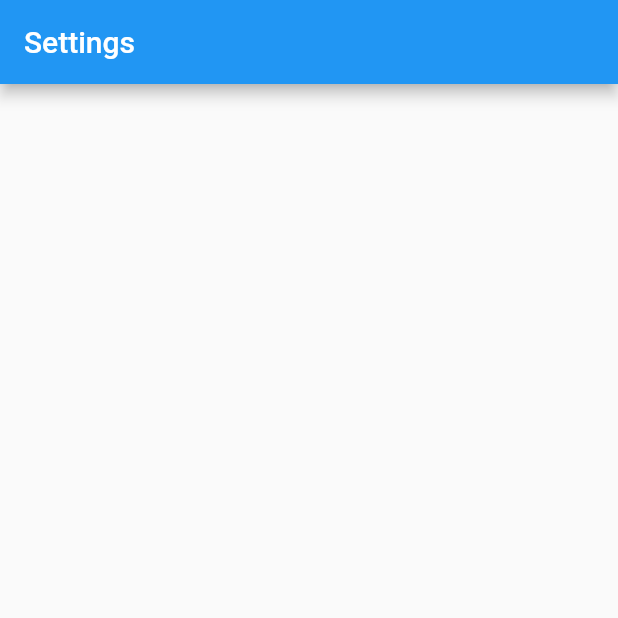
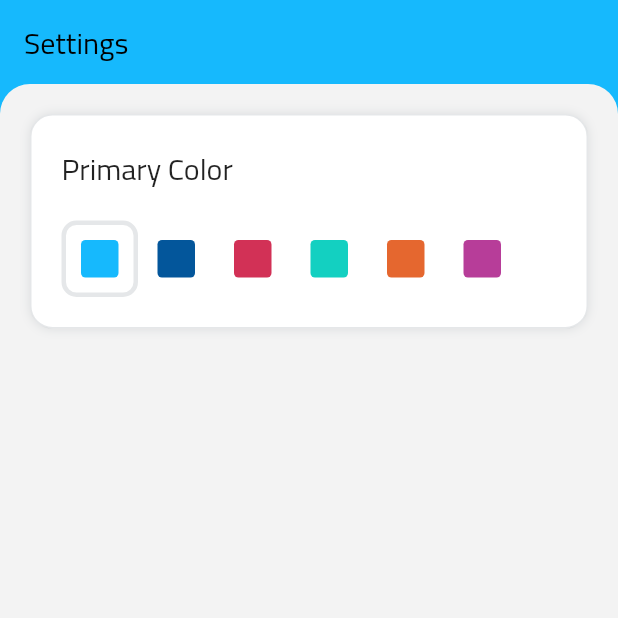
Before and after one commit to Roaa94/flutter-theme-switcher, a Flutter app: the screen it shows after launch, on a phone screen of 412 x 824 dp, the top half of it. Run offline on Flutter 3.47's test engine with Material 2 defaults, Android fonts, the phone set to English and light mode, and no system bars; our stand-ins replace get_it, hive_flutter; accounts and stored records are empty.

Commit message:
set up App with ThemeProvider and work on primary color switcher

```diff
--- a/lib/main.dart
+++ b/lib/main.dart
@@ -1,22 +1,59 @@
+import 'dart:async';
+
 import 'package:flutter/material.dart';
+import 'package:flutter_theme_switcher/presentation/providers/theme_provider.dart';
 import 'package:flutter_theme_switcher/presentation/settings/pages/settings_page.dart';
+import 'package:flutter_theme_switcher/presentation/styles/app_themes.dart';
+import 'package:flutter_theme_switcher/services/service_locator.dart';
+import 'package:flutter_theme_switcher/services/storage/storage_service.dart';
+import 'package:provider/provider.dart';
 
 void main() {
-  runApp(const MyApp());
+  runZonedGuarded<Future<void>>(() async {
+    setUpServiceLocator();
+    WidgetsFlutterBinding.ensureInitialized();
+
+    final StorageService storageService = getIt<StorageService>();
+    await storageService.init();
+
+    runApp(App(
+      storageService: storageService,
+    ));
+  }, (e, _) => throw e);
 }
 
-class MyApp extends StatelessWidget {
-  const MyApp({Key? key}) : super(key: key);
+class App extends StatelessWidget {
+  final StorageService storageService;
+
+  const App({
+    Key? key,
+    required this.storageService,
+  }) : super(key: key);
 
   @override
   Widget build(BuildContext context) {
-    return MaterialApp(
-      title: 'Flutter Theme And Primary Color Switcher',
-      debugShowCheckedModeBanner: false,
-      theme: ThemeData(
-        primarySwatch: Colors.blue,
+    return MultiProvider(
+      providers: [
+        ChangeNotifierProvider(
+          create: (_) => ThemeProvider(storageService),
+        ),
+      ],
+      child: Consumer<ThemeProvider>(
+        child: const SettingsPage(),
+        builder: (c, themeProvider, home) => MaterialApp(
+          title: 'Flutter Theme And Primary Color Switcher',
+          debugShowCheckedModeBanner: false,
+          theme: AppThemes.main(
+            primaryColor: themeProvider.selectedPrimaryColor,
+          ),
+          darkTheme: AppThemes.main(
+            isDark: true,
+            primaryColor: themeProvider.selectedPrimaryColor,
+          ),
+          themeMode: ThemeMode.system,
+          home: home,
+        ),
       ),
-      home: const SettingsPage(),
     );
   }
 }
--- a/lib/presentation/settings/pages/settings_page.dart
+++ b/lib/presentation/settings/pages/settings_page.dart
@@ -1,4 +1,7 @@
 import 'package:flutter/material.dart';
+import 'package:flutter_theme_switcher/presentation/settings/widgets/primary_color_switcher.dart';
+import 'package:flutter_theme_switcher/presentation/settings/widgets/theme_switcher.dart';
+import 'package:flutter_theme_switcher/presentation/shared/page_wrapper.dart';
 
 class SettingsPage extends StatelessWidget {
   const SettingsPage({Key? key}) : super(key: key);
@@ -6,13 +9,16 @@ class SettingsPage extends StatelessWidget {
   @override
   Widget build(BuildContext context) {
     return Scaffold(
+      backgroundColor: Theme.of(context).primaryColor,
       appBar: AppBar(
         title: const Text('Settings'),
       ),
-      body: const ClipRRect(
-        borderRadius: BorderRadius.only(
-          topRight: Radius.circular(20),
-          topLeft: Radius.circular(20),
+      body: PageWrapper(
+        body: Column(
+          children: const [
+            ThemeSwitcher(),
+            PrimaryColorSwitcher(),
+          ],
         ),
       ),
     );
--- /dev/null
+++ b/lib/presentation/settings/widgets/primary_color_option.dart
@@ -0,0 +1,40 @@
+import 'package:flutter/material.dart';
+
+class PrimaryColorOption extends StatelessWidget {
+  const PrimaryColorOption({
+    Key? key,
+    required this.color,
+    this.isSelected = false,
+    this.onTap,
+  }) : super(key: key);
+
+  final Color color;
+  final bool isSelected;
+  final VoidCallback? onTap;
+
+  @override
+  Widget build(BuildContext context) {
+    return GestureDetector(
+      onTap: onTap,
+      child: Container(
+        padding: const EdgeInsets.all(10),
+        decoration: BoxDecoration(
+          border: Border.all(
+            color:
+                isSelected ? Theme.of(context).dividerColor : Colors.transparent,
+            width: 3,
+          ),
+          borderRadius: BorderRadius.circular(10),
+        ),
+        child: Container(
+          width: 25,
+          height: 25,
+          decoration: BoxDecoration(
+            borderRadius: BorderRadius.circular(3),
+            color: color,
+          ),
+        ),
+      ),
+    );
+  }
+}
--- /dev/null
+++ b/lib/presentation/settings/widgets/primary_color_switcher.dart
@@ -0,0 +1,55 @@
+import 'package:flutter/material.dart';
+import 'package:flutter_theme_switcher/presentation/providers/theme_provider.dart';
+import 'package:flutter_theme_switcher/presentation/settings/widgets/primary_color_option.dart';
+import 'package:flutter_theme_switcher/presentation/styles/app_colors.dart';
+import 'package:provider/provider.dart';
+
+class PrimaryColorSwitcher extends StatelessWidget {
+  const PrimaryColorSwitcher({Key? key}) : super(key: key);
+
+  @override
+  Widget build(BuildContext context) {
+    return Container(
+      padding: const EdgeInsets.all(20),
+      margin: const EdgeInsets.all(20),
+      decoration: BoxDecoration(
+        color: Theme.of(context).cardColor,
+        borderRadius: BorderRadius.circular(15),
+        border: Border.all(color: Theme.of(context).dividerColor),
+        boxShadow: [
+          BoxShadow(
+            color: Theme.of(context).shadowColor,
+            blurRadius: 5,
+          ),
+        ],
+      ),
+      child: Column(
+        crossAxisAlignment: CrossAxisAlignment.stretch,
+        children: [
+          Text(
+            'Primary Color',
+            style: Theme.of(context).textTheme.headline6,
+          ),
+          const SizedBox(height: 20),
+          Consumer<ThemeProvider>(
+            builder: (c, themeProvider, _) {
+              return Wrap(
+                children: List.generate(
+                  AppColors.primaryColorOptions.length,
+                  (i) => PrimaryColorOption(
+                    color: AppColors.primaryColorOptions[i],
+                    isSelected: themeProvider.selectedPrimaryColor ==
+                        AppColors.primaryColorOptions[i],
+                    onTap: () => themeProvider.setSelectedPrimaryColor(
+                      AppColors.primaryColorOptions[i],
+                    ),
+                  ),
+                ),
+              );
+            },
+          )
+        ],
+      ),
+    );
+  }
+}
--- /dev/null
+++ b/lib/presentation/settings/widgets/theme_switcher.dart
@@ -0,0 +1,10 @@
+import 'package:flutter/material.dart';
+
+class ThemeSwitcher extends StatelessWidget {
+  const ThemeSwitcher({Key? key}) : super(key: key);
+
+  @override
+  Widget build(BuildContext context) {
+    return Container();
+  }
+}
--- /dev/null
+++ b/lib/presentation/shared/page_wrapper.dart
@@ -0,0 +1,25 @@
+import 'package:flutter/material.dart';
+
+class PageWrapper extends StatelessWidget {
+  const PageWrapper({
+    Key? key,
+    required this.body,
+  }) : super(key: key);
+
+  final Widget body;
+
+  @override
+  Widget build(BuildContext context) {
+    return ClipRRect(
+      borderRadius: const BorderRadius.only(
+        topRight: Radius.circular(20),
+        topLeft: Radius.circular(20),
+      ),
+      child: Container(
+        color: Theme.of(context).scaffoldBackgroundColor,
+        alignment: Alignment.topCenter,
+        child: body,
+      ),
+    );
+  }
+}
--- a/lib/presentation/styles/app_colors.dart
+++ b/lib/presentation/styles/app_colors.dart
@@ -2,18 +2,29 @@ import 'package:flutter/material.dart';
 
 class AppColors {
   static const Color primary = Color(0xff16b9fd);
-  static const Color primaryOption2 = Color(0xffd23156);
-  static const Color primaryOption3 = Color(0xff13d0c1);
-  static const Color primaryOption4 = Color(0xffe5672f);
-  static const Color primaryOption5 = Color(0xffb73d99);
+  static const Color primaryOption2 = Color(0xff03569b);
+  static const Color primaryOption3 = Color(0xffd23156);
+  static const Color primaryOption4 = Color(0xff13d0c1);
+  static const Color primaryOption5 = Color(0xffe5672f);
+  static const Color primaryOption6 = Color(0xffb73d99);
 
-  static const Color secondary = Color(0xff03569b);
   static const Color white = Color(0xffffffff);
   static const Color white50 = Color(0x88ffffff);
+  static const Color gray = Color(0xfff3f3f3);
   static const Color text = Color(0xff000000);
   static const Color text50 = Color(0x88000000);
   static const Color black = Color(0xff001424);
   static const Color black50 = Color(0x88001424);
+  static const Color blackLight = Color(0xff011f35);
+
+  static List<Color> primaryColorOptions = const [
+    primary,
+    primaryOption2,
+    primaryOption3,
+    primaryOption4,
+    primaryOption5,
+    primaryOption6,
+  ];
 
   static Color getShade(Color color, {bool darker = false, double value = .1}) {
     assert(value >= 0 && value <= 1);
--- a/lib/presentation/styles/app_themes.dart
+++ b/lib/presentation/styles/app_themes.dart
@@ -0,0 +1,26 @@
+import 'package:flutter/material.dart';
+import 'package:flutter_theme_switcher/presentation/styles/app_colors.dart';
+
+class AppThemes {
+  static ThemeData main({
+    bool isDark = false,
+    Color primaryColor = AppColors.primary,
+  }) {
+    return ThemeData(
+      fontFamily: 'TitilliumWeb',
+      brightness: isDark ? Brightness.dark : Brightness.light,
+      primaryColor: primaryColor,
+      scaffoldBackgroundColor: isDark ? AppColors.black : AppColors.gray,
+      cardColor: isDark ? AppColors.blackLight : AppColors.white,
+      dividerColor: isDark
+          ? AppColors.white.withOpacity(0.2)
+          : AppColors.black.withOpacity(0.1),
+      shadowColor: isDark ? AppColors.text : AppColors.black.withOpacity(0.1),
+      primarySwatch: AppColors.getMaterialColorFromColor(primaryColor),
+      appBarTheme: AppBarTheme(
+        elevation: 0,
+        backgroundColor: primaryColor,
+      ),
+    );
+  }
+}
```
Also changed, not shown: lib/presentation/models/app_theme.dart (added), 1 other file.
